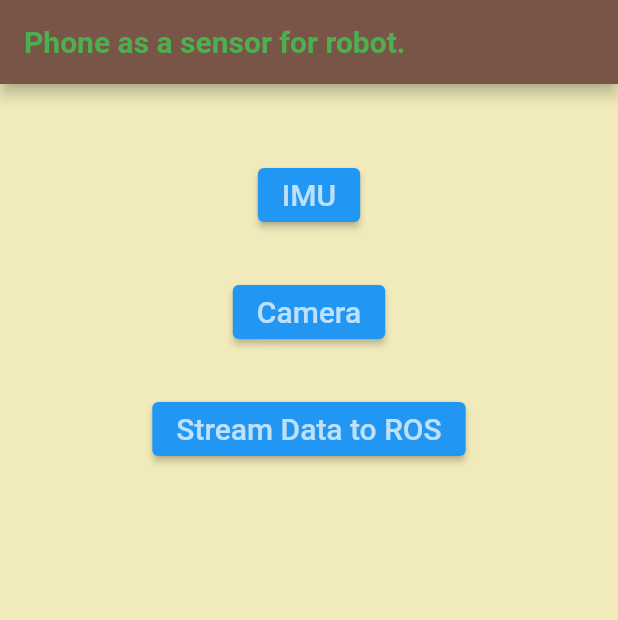
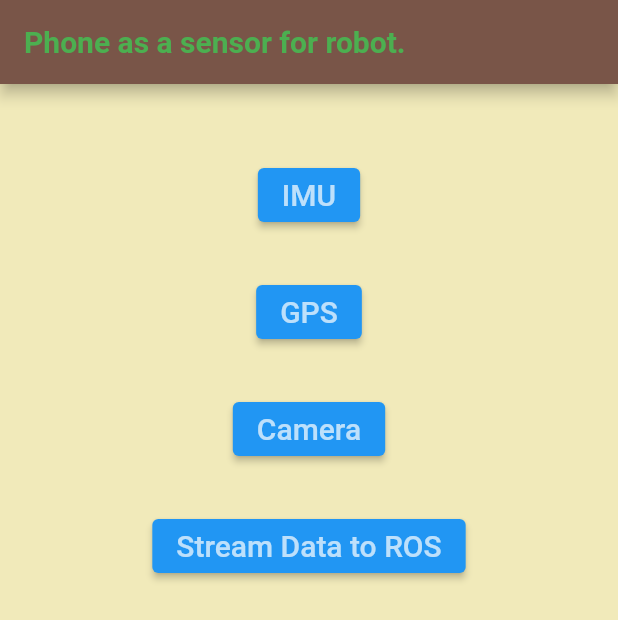
Before and after one commit to Soft-illusion/Mobile_sensors_app, a Flutter app: the screen it shows after launch, on a phone screen of 412 x 824 dp. Shown: the top 620 px of the screen. Run offline on Flutter 3.47's test engine with Material 2 defaults, Android fonts, the phone set to English and light mode, and no system bars; our stand-ins replace camera, geolocator, sensors_plus.

Commit message:
Added GPS and updates textstyle of IMU

```diff
--- a/lib/screens/home_screen.dart
+++ b/lib/screens/home_screen.dart
@@ -3,7 +3,9 @@
 import 'package:camera/camera.dart';
 import 'package:mobile_sensors/screens/camera.dart';
 import 'package:mobile_sensors/screens/imu.dart';
-// import 'package:mobile_sensors/screens/ros_master_uri.dart';
+import 'package:mobile_sensors/screens/ros_master_uri.dart';
+import 'package:mobile_sensors/screens/gps.dart';
+
 
 class Homescreen extends StatefulWidget {
   // const Homescreen({Key? key}) : super(key: key);
@@ -56,6 +58,26 @@
                   ),
                 ),
                 Padding(
+                  padding: EdgeInsets.only(top: 30.0),
+                  child: ElevatedButton(
+                    onPressed: () {
+                      print("GPS clicked");
+                      Navigator.push(context,
+                          MaterialPageRoute(builder: (context) {
+                        return GPS();
+                      }));
+                    },
+                    child: Text(
+                      'GPS',
+                      textAlign: TextAlign.center,
+                      style: TextStyle(
+                        color: Colors.white.withOpacity(0.7),
+                        fontSize: 20.0,
+                      ),
+                    ),
+                  ),
+                ),
+                Padding(
                     padding: EdgeInsets.only(top: 30.0),
                     child: ElevatedButton(
                       onPressed: () {
@@ -79,6 +101,10 @@
                   child: ElevatedButton(
                     onPressed: () {
                       print("Stream data clicked");
+                      Navigator.push(context,
+                            MaterialPageRoute(builder: (context) {
+                              return ROS_master_URI();
+                            }));
                     },
                     child: Text(
                       'Stream Data to ROS',
--- a/pubspec.yaml
+++ b/pubspec.yaml
@@ -32,6 +32,8 @@
   path_provider: ^1.1.0
   camera: ^0.9.2+1
   path: ^1.6.2
+  dartros: ^0.1.2
+  geolocator: ^7.6.0
 
 dev_dependencies:
   flutter_test:
```
Also changed, not shown: lib/screens/gps.dart (added, +78 -0 lines), lib/screens/imu.dart (+17 -2 lines), 1 other file.
